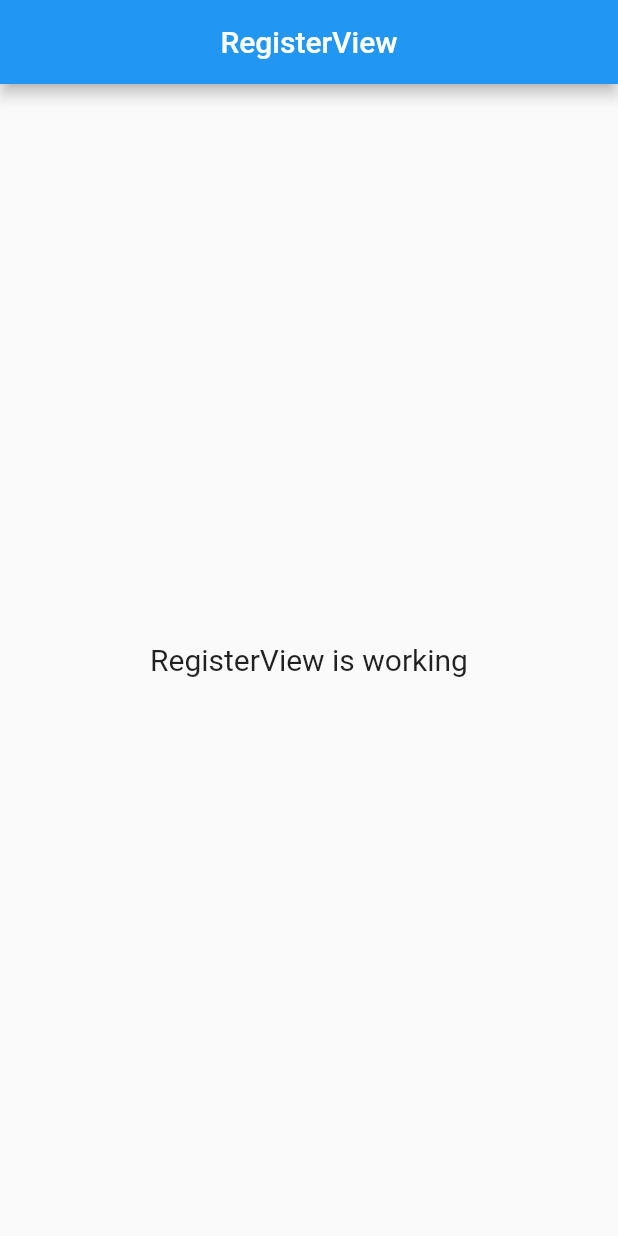
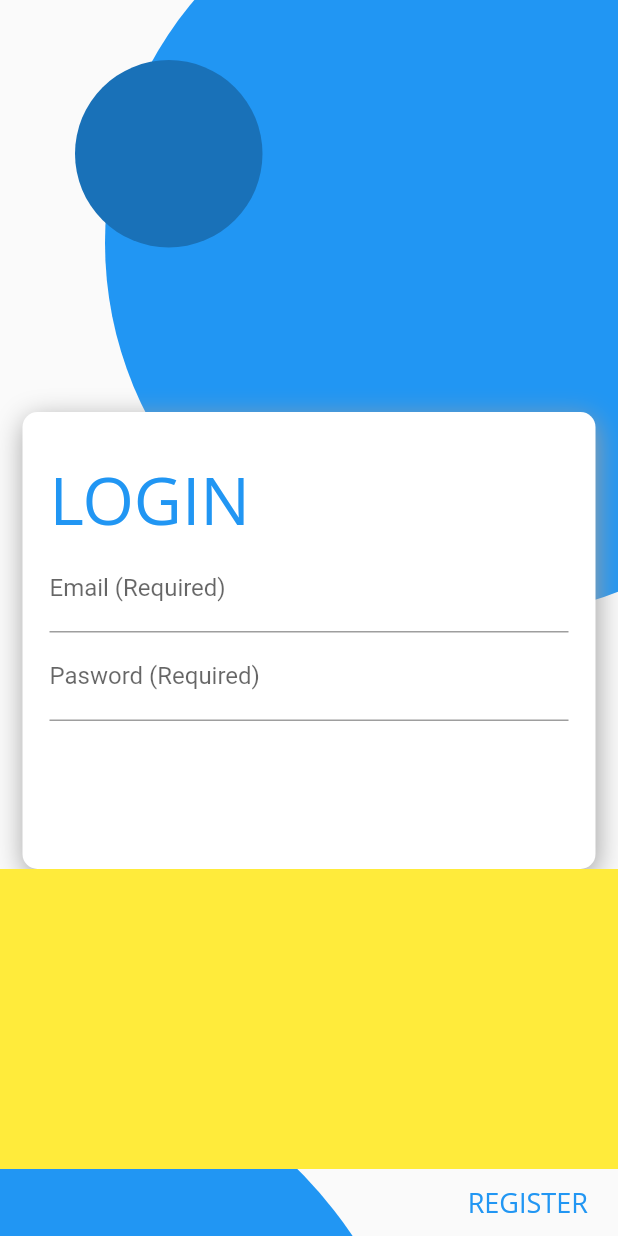
Before and after one commit to navaneethku/photos-api, a Flutter app: the screen it shows after launch, on a phone screen of 412 x 824 dp. Run offline on Flutter 3.47's test engine with Material 2 defaults, Android fonts, the light colour scheme and no system bars; our stand-ins replace get; Roboto replaces fonts that are missing (Open Sans).

Commit message:
REGISTER PAGE partially completed

```diff
--- a/navaneeth_app/lib/app/modules/Register/views/register_view.dart
+++ b/navaneeth_app/lib/app/modules/Register/views/register_view.dart
@@ -5,17 +5,136 @@ import 'package:get/get.dart';
 import '../controllers/register_controller.dart';
 
 class RegisterView extends GetView<RegisterController> {
+  double width = Get.width;
+  double height = Get.height;
   @override
   Widget build(BuildContext context) {
     return Scaffold(
-      appBar: AppBar(
-        title: Text('RegisterView'),
-        centerTitle: true,
-      ),
-      body: Center(
-        child: Text(
-          'RegisterView is working',
-          style: TextStyle(fontSize: 20),
+      body: Container(
+        height: height,
+        width: width,
+        child: Column(
+          children: [
+            Container(
+              height: height,
+              width: width,
+              child: Stack(
+                children: [
+                  Positioned(
+                    left: 70,
+                    bottom: width,
+                    child: Container(
+                      width: 500,
+                      height: 500,
+                      decoration: new BoxDecoration(
+                        color: Color(0xff2196f3),
+                        shape: BoxShape.circle,
+                      ),
+                    ),
+                  ),
+                  Positioned(
+                    left: 50,
+                    top: 40,
+                    child: Container(
+                      width: 125,
+                      height: 125,
+                      decoration: new BoxDecoration(
+                        color: Color(0xff1971b8),
+                        shape: BoxShape.circle,
+                      ),
+                    ),
+                  ),
+                  Positioned(
+                    width: 700,
+                    height: 600,
+                    bottom: -450,
+                    right: 130,
+                    child: ClipOval(
+                      child: Container(
+                        decoration: new BoxDecoration(
+                          color: Color(0xff2196f3),
+                        ),
+                      ),
+                    ),
+                  ),
+                  Positioned.fill(
+                      child: Column(
+                    children: [
+                      Container(
+                        height: height / 3,
+                        width: width - 50,
+                      ),
+                      Container(
+                        width: width - 30,
+                        padding: EdgeInsets.fromLTRB(10, 20, 10, 10),
+                        decoration: BoxDecoration(
+                            boxShadow: [
+                              BoxShadow(
+                                color: Colors.grey,
+                                blurRadius: 15.0,
+                                offset: Offset(
+                                  1.0,
+                                  5.0,
+                                ),
+                              )
+                            ],
+                            color: Colors.white,
+                            borderRadius: BorderRadius.circular(10)),
+                        child: Container(
+                          height: height / 3,
+                          width: width - 50,
+                          padding:
+                              EdgeInsets.symmetric(vertical: 8, horizontal: 8),
+                          child: Form(
+                              child: Column(
+                            children: [
+                              Container(
+                                width: width,
+                                child: Text(
+                                  'LOGIN',
+                                  style: TextStyle(
+                                    fontFamily: 'Open Sans',
+                                    fontSize: 44,
+                                    fontWeight: FontWeight.w500,
+                                    color: Color(0xff2196f3),
+                                  ),
+                                ),
+                              ),
+                              TextFormField(
+                                decoration: const InputDecoration(
+                                    labelText: "Email (Required)"),
+                              ),
+                              TextFormField(
+                                decoration: const InputDecoration(
+                                    labelText: "Pasword (Required)"),
+                              )
+                            ],
+                          )),
+                        ),
+                      ),
+                      Container(
+                        height: 200,
+                        width: width,
+                        color: Colors.yellow,
+                      ),
+                      Container(
+                          width: width,
+                          padding: EdgeInsets.fromLTRB(0, 10, 20, 0),
+                          child: Text(
+                            'REGISTER',
+                            textAlign: TextAlign.right,
+                            style: TextStyle(
+                                color: Color(0xff2196f3),
+                                fontFamily: 'Open Sans',
+                                fontSize: 18,
+                                fontWeight: FontWeight.w500),
+                          ))
+                    ],
+                  ))
+                ],
+              ),
+            ),
+          ],
         ),
       ),
     );
```
